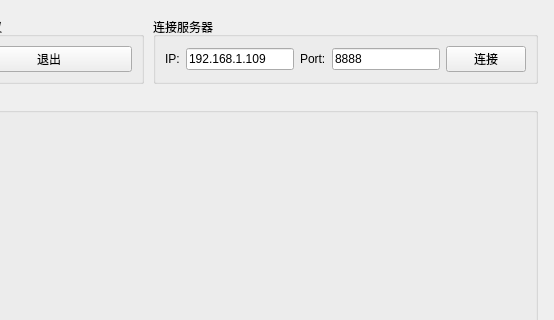
Above: widget.ui from muleimulei/CloudMeeting before the change; both pictures show x 547 to 1101 and y 0 to 320 of the 1101 by 709 pixel window. Below: the same form after it.
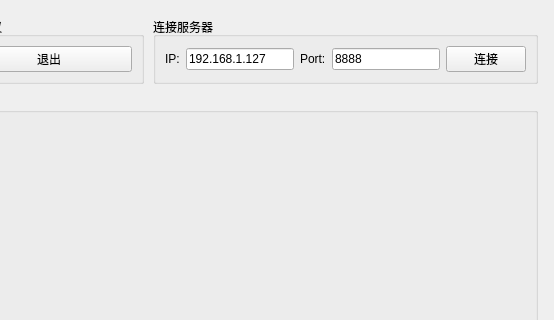
That is the form after the change.

Diff of the .ui file:
```diff
--- a/widget.ui
+++ b/widget.ui
@@ -168,7 +168,7 @@
            </size>
           </property>
           <property name="text">
-           <string>192.168.1.109</string>
+           <string>192.168.1.127</string>
           </property>
          </widget>
         </item>
```
